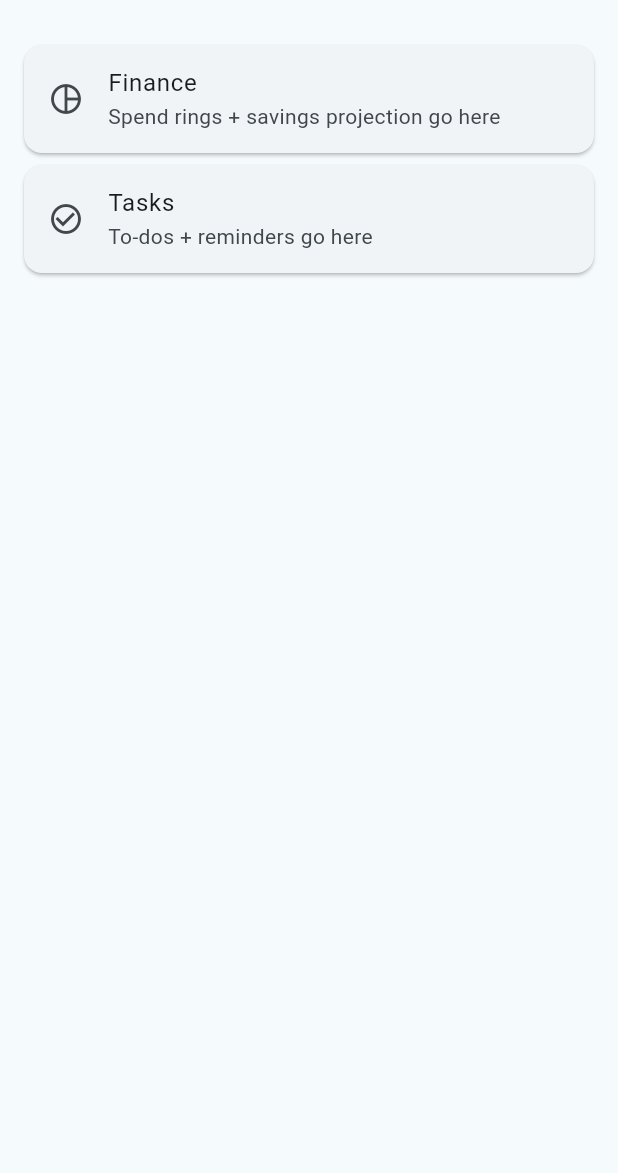
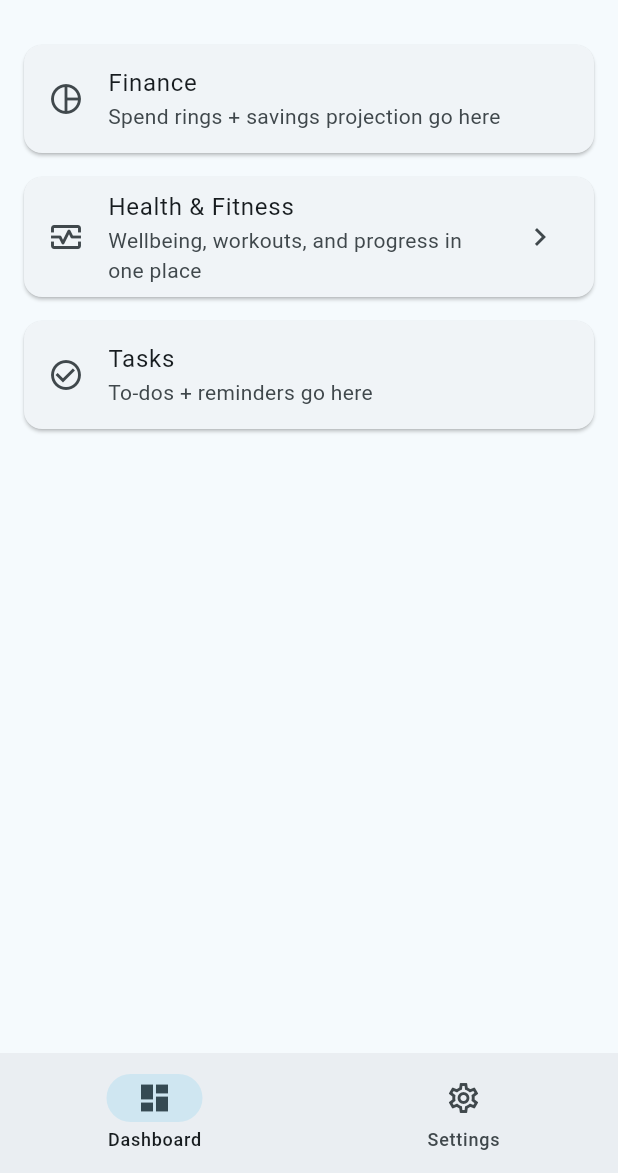
Before and after one commit to miguelagarcia0313-ux/Anchor-App, a Flutter app: the screen it shows once a user with an empty profile is signed in, on a phone screen of 412 x 824 dp, the part 63-1236 px from its top. Run offline on Flutter 3.47's test engine with Material 3 defaults, Android fonts, the phone set to English and light mode, and no system bars; our stand-ins replace firebase_auth, firebase_core; accounts and stored records are empty.

Commit message:
Navigation, Settings, and Health Module

```diff
--- /dev/null
+++ b/lib/modules/health/health_module.dart
@@ -0,0 +1,119 @@
+import 'package:flutter/material.dart';
+
+import '../../shared/anchor_module.dart';
+
+class HealthModule implements AnchorModule {
+  @override
+  String get id => 'health';
+
+  @override
+  String get displayName => 'Health';
+
+  @override
+  Widget buildSummaryCard(BuildContext context) {
+    return const Card(
+      child: ListTile(
+        leading: Icon(Icons.monitor_heart_outlined),
+        title: Text('Health & Fitness'),
+        subtitle: Text('Wellbeing, workouts, and progress in one place'),
+        trailing: Icon(Icons.chevron_right),
+      ),
+    );
+  }
+
+  @override
+  Widget buildDetailView(BuildContext context) {
+    return Scaffold(
+      appBar: AppBar(title: const Text('Health & Fitness')),
+      body: ListView(
+        padding: const EdgeInsets.all(16),
+        children: [
+          Text(
+            'Today',
+            style: Theme.of(context).textTheme.headlineSmall,
+          ),
+          const SizedBox(height: 12),
+          _MetricCard(
+            icon: Icons.water_drop_outlined,
+            title: 'Health',
+            items: const [
+              _Metric(label: 'Water', value: '0 glasses'),
+              _Metric(label: 'Sleep', value: 'Not logged'),
+            ],
+          ),
+          const SizedBox(height: 12),
+          _MetricCard(
+            icon: Icons.fitness_center_outlined,
+            title: 'Fitness',
+            items: const [
+              _Metric(label: 'Workout', value: 'Not logged'),
+              _Metric(label: 'Steps', value: '0'),
+            ],
+          ),
+          const SizedBox(height: 24),
+          FilledButton.icon(
+            onPressed: () {},
+            icon: const Icon(Icons.add),
+            label: const Text('Log an activity'),
+          ),
+        ],
+      ),
+    );
+  }
+}
+
+class _MetricCard extends StatelessWidget {
+  const _MetricCard({
+    required this.icon,
+    required this.title,
+    required this.items,
+  });
+
+  final IconData icon;
+  final String title;
+  final List<_Metric> items;
+
+  @override
+  Widget build(BuildContext context) {
+    return Card(
+      child: Padding(
+        padding: const EdgeInsets.all(16),
+        child: Column(
+          crossAxisAlignment: CrossAxisAlignment.start,
+          children: [
+            Row(
+              children: [
+                Icon(icon),
+                const SizedBox(width: 12),
+                Text(title, style: Theme.of(context).textTheme.titleLarge),
+              ],
+            ),
+            const SizedBox(height: 16),
+            ...items.map(
+              (item) => Padding(
+                padding: const EdgeInsets.only(bottom: 8),
+                child: Row(
+                  mainAxisAlignment: MainAxisAlignment.spaceBetween,
+                  children: [
+                    Text(item.label),
+                    Text(
+                      item.value,
+                      style: Theme.of(context).textTheme.titleMedium,
+                    ),
+                  ],
+                ),
+              ),
+            ),
+          ],
+        ),
+      ),
+    );
+  }
+}
+
+class _Metric {
+  const _Metric({required this.label, required this.value});
+
+  final String label;
+  final String value;
+}
--- a/lib/shell/dashboard_screen.dart
+++ b/lib/shell/dashboard_screen.dart
@@ -2,7 +2,9 @@ import 'package:flutter/material.dart';
 import 'package:firebase_auth/firebase_auth.dart';
 import '../shared/anchor_module.dart';
 import '../modules/finance/finance_module.dart';
+import '../modules/health/health_module.dart';
 import '../modules/tasks/tasks_module.dart';
+import 'settings_screen.dart';
 
 /// The dashboard shell — the home screen that hosts whichever modules
 /// the user has enabled.
@@ -20,18 +22,38 @@ class DashboardScreen extends StatefulWidget {
 class _DashboardScreenState extends State<DashboardScreen> {
   final List<AnchorModule> _allModules = [
     FinanceModule(),
+    HealthModule(),
     TasksModule(),
-    // Add WorkHoursModule(), HealthModule() here once built.
   ];
 
-  // TODO: persist which modules are enabled/reordered instead of "all on".
-  late List<AnchorModule> _enabledModules = List.of(_allModules);
+  Set<String> _enabledModuleIds = {};
+  int _selectedTab = 0;
+
+  @override
+  void initState() {
+    super.initState();
+    _enabledModuleIds = _allModules.map((module) => module.id).toSet();
+  }
+
+  void _toggleModule(String moduleId) {
+    setState(() {
+      if (_enabledModuleIds.contains(moduleId)) {
+        _enabledModuleIds.remove(moduleId);
+      } else {
+        _enabledModuleIds.add(moduleId);
+      }
+    });
+  }
 
   @override
   Widget build(BuildContext context) {
+    final enabledModules = _allModules
+        .where((module) => _enabledModuleIds.contains(module.id))
+        .toList();
+
     return Scaffold(
       appBar: AppBar(
-        title: const Text('Anchor'),
+        title: Text(_selectedTab == 0 ? 'Anchor' : 'Settings'),
         actions: [
           IconButton(
             onPressed: FirebaseAuth.instance.signOut,
@@ -40,21 +62,69 @@ class _DashboardScreenState extends State<DashboardScreen> {
           ),
         ],
       ),
-      body: ListView.builder(
-        padding: const EdgeInsets.all(12),
-        itemCount: _enabledModules.length,
-        itemBuilder: (context, index) {
-          final module = _enabledModules[index];
-          return GestureDetector(
+      body: _selectedTab == 0
+          ? _DashboardModuleList(modules: enabledModules)
+          : SettingsScreen(
+              modules: _allModules,
+              enabledModuleIds: _enabledModuleIds,
+              onModuleChanged: _toggleModule,
+            ),
+      bottomNavigationBar: NavigationBar(
+        selectedIndex: _selectedTab,
+        onDestinationSelected: (index) {
+          setState(() => _selectedTab = index);
+        },
+        destinations: const [
+          NavigationDestination(
+            icon: Icon(Icons.dashboard_outlined),
+            selectedIcon: Icon(Icons.dashboard),
+            label: 'Dashboard',
+          ),
+          NavigationDestination(
+            icon: Icon(Icons.settings_outlined),
+            selectedIcon: Icon(Icons.settings),
+            label: 'Settings',
+          ),
+        ],
+      ),
+    );
+  }
+}
+
+class _DashboardModuleList extends StatelessWidget {
+  const _DashboardModuleList({required this.modules});
+
+  final List<AnchorModule> modules;
+
+  @override
+  Widget build(BuildContext context) {
+    if (modules.isEmpty) {
+      return const Center(
+        child: Padding(
+          padding: EdgeInsets.all(24),
+          child: Text('No modules enabled. Open Settings to choose one.'),
+        ),
+      );
+    }
+
+    return ListView.builder(
+      padding: const EdgeInsets.all(12),
+      itemCount: modules.length,
+      itemBuilder: (context, index) {
+        final module = modules[index];
+        return Padding(
+          padding: const EdgeInsets.only(bottom: 8),
+          child: InkWell(
             onTap: () {
               Navigator.of(context).push(
                 MaterialPageRoute(builder: module.buildDetailView),
               );
             },
+            borderRadius: BorderRadius.circular(12),
             child: module.buildSummaryCard(context),
-          );
-        },
-      ),
+          ),
+        );
+      },
     );
   }
 }
```
Also changed, not shown: lib/shell/settings_screen.dart (added, +61 -0 lines).
